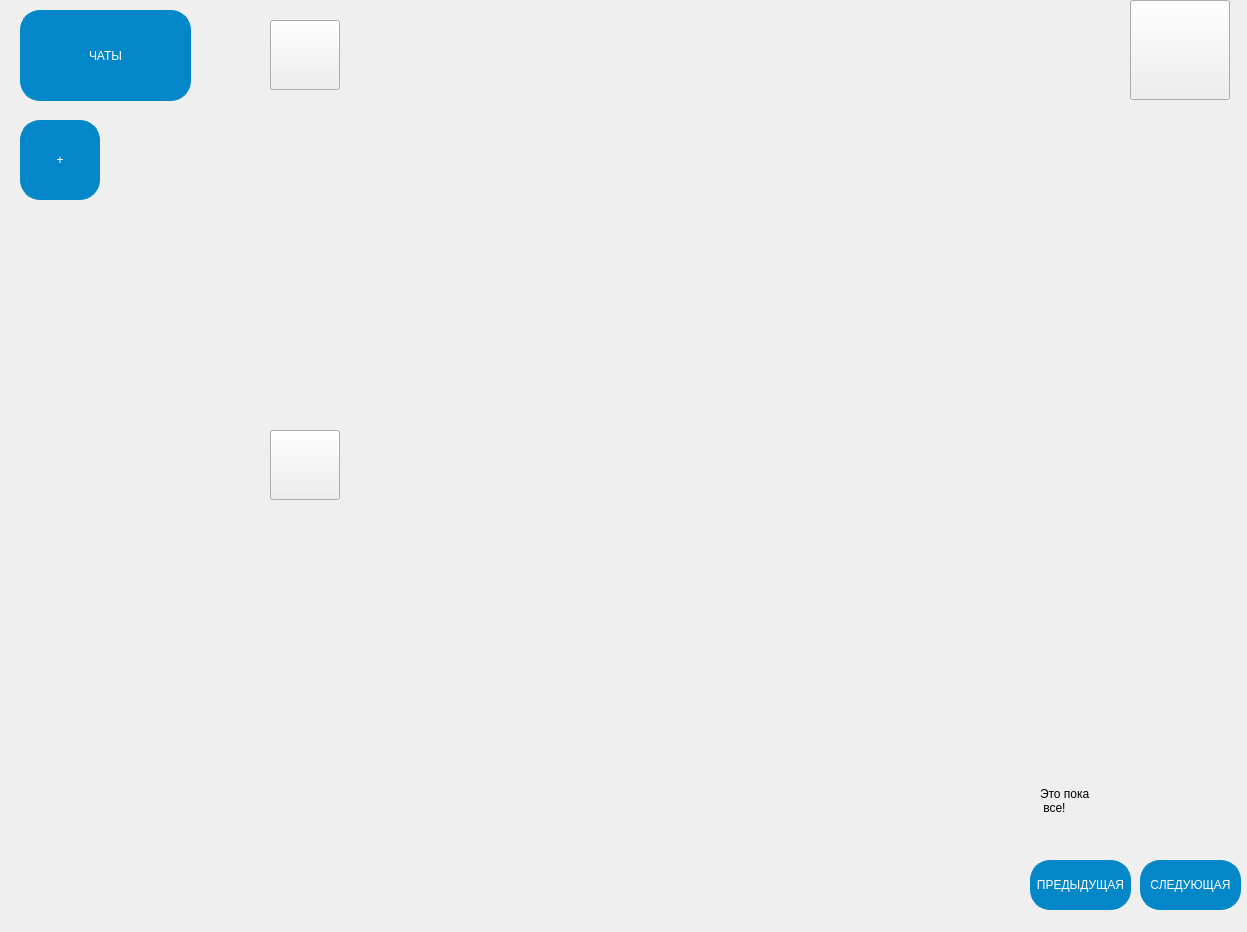
ArtemusCoder/Yandex, file main.ui: the form before one commit.
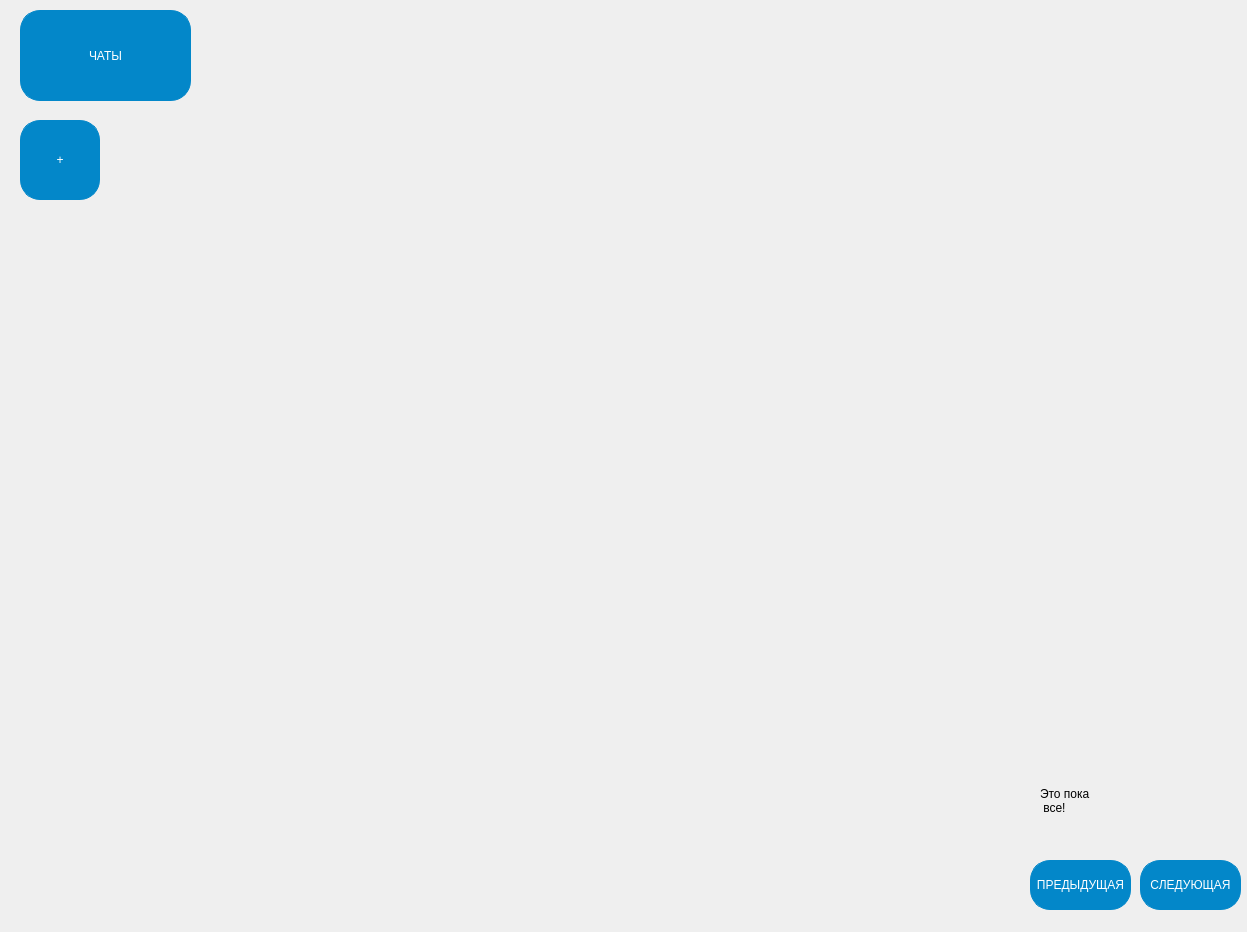
The form after the commit.

What changed in the file:
```diff
--- a/main.ui
+++ b/main.ui
@@ -74,7 +74,7 @@
      </size>
     </property>
     <property name="styleSheet">
-     <string notr="true"/>
+     <string notr="true">border: 0px;</string>
     </property>
     <property name="text">
      <string/>
@@ -225,6 +225,9 @@
     <property name="cursor">
      <cursorShape>PointingHandCursor</cursorShape>
     </property>
+    <property name="styleSheet">
+     <string notr="true">border: 0px;</string>
+    </property>
     <property name="text">
      <string/>
     </property>
@@ -238,6 +241,12 @@
       <height>70</height>
      </rect>
     </property>
+    <property name="cursor">
+     <cursorShape>PointingHandCursor</cursorShape>
+    </property>
+    <property name="styleSheet">
+     <string notr="true">border: 0px;</string>
+    </property>
     <property name="text">
      <string/>
     </property>
```
Left out of the diff: 12 changed lines with no effect on the pictures.
